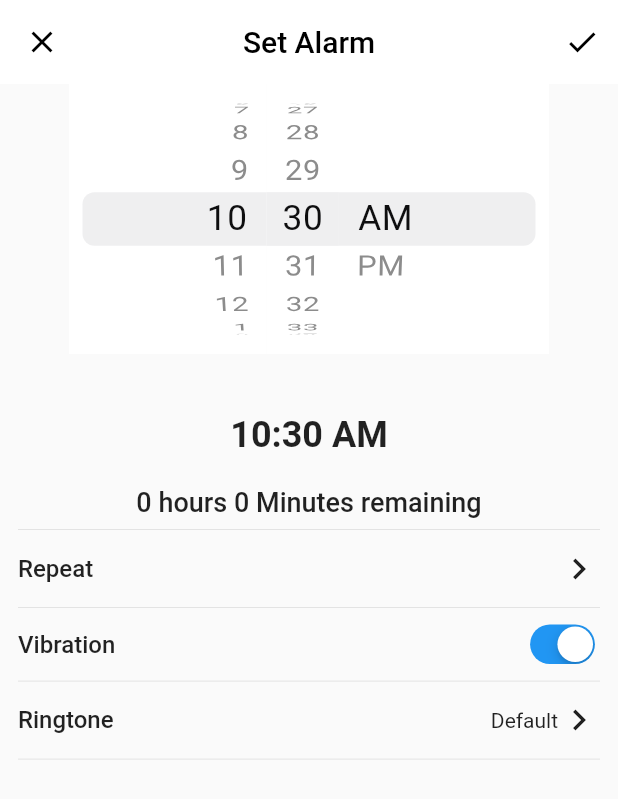
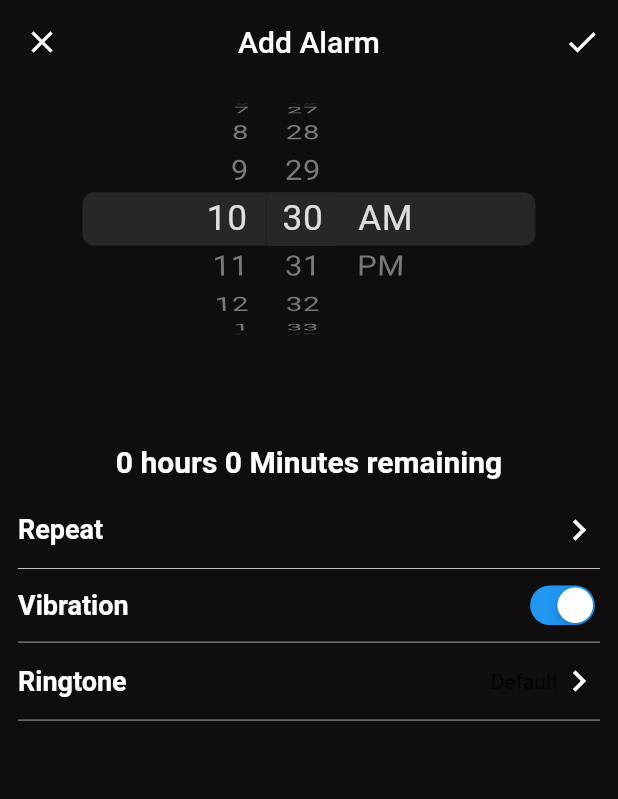
Before and after one commit to wahidmurad1/Alarm-App, a Flutter app: the AlarmDetailsPage screen opened directly, on a phone screen of 412 x 824 dp. Shown: the top 799 px of the screen. Run offline on Flutter 3.47's test engine with Material 2 defaults, Android fonts, the phone set to English and light mode, and no system bars; our stand-ins replace file_picker, flutter_local_notifications, flutter_riverpod, shared_preferences; missing offline and left inert: alarm; accounts and stored records are empty.

Commit message:
view change and some modification

```diff
--- a/lib/consts/const.dart
+++ b/lib/consts/const.dart
@@ -19,6 +19,7 @@ const Color cTransparentColor = Colors.transparent;
 const Color cBlackColor = Colors.black;
 const Color cPrimaryTint3Color = Color(0xFFD3F0FF);
 const Color cBackgroundColor = Color(0XFF0F0D0D);
+const Color cBackgroundTintColor = Color(0XFF191919);
 
 //* new color
 const Color cPrimaryTintColor = Color(0xFFD8DEFF);
@@ -54,6 +55,9 @@ const double h28 = 28.0;
 const double h12 = 12.0;
 const double h14 = 14.0;
 const double h16 = 16.0;
+const double h18 = 18.0;
+const double h20 = 20.0;
+const double h24 = 24.0;
 
 const double kDialogTitleContainerHeight = 35;
 const double kButtonHeight = 50;
@@ -87,8 +91,16 @@ TextStyle semiBold16TextStyle(Color color) {
   return TextStyle(fontWeight: FontWeight.w600, fontSize: screenWiseSize(h16, 2), color: color);
 }
 
+TextStyle semiBold18TextStyle(Color color) {
+  return TextStyle(fontWeight: FontWeight.w600, fontSize: screenWiseSize(h18, 2), color: color);
+}
+
 TextStyle semiBold20TextStyle(Color color) {
-  return TextStyle(fontWeight: FontWeight.w600, fontSize: screenWiseSize(20, 2), color: color);
+  return TextStyle(fontWeight: FontWeight.w600, fontSize: screenWiseSize(h20, 2), color: color);
+}
+
+TextStyle semiBold24TextStyle(Color color) {
+  return TextStyle(fontWeight: FontWeight.w600, fontSize: screenWiseSize(h24, 2), color: color);
 }
 
 TextStyle regular12TextStyle(Color color) {
--- a/lib/sp_controller.dart
+++ b/lib/sp_controller.dart
@@ -61,11 +61,8 @@ class SpController {
     String? data = preferences.getString(kAlarmList);
     List alarmList = (data == null) ? [] : json.decode(data);
 
-    // Check if the index is within the range of the list
     if (index >= 0 && index < alarmList.length) {
-      // Remove the alarm at the specified index
       alarmList.removeAt(index);
-      // Update the state of the alarms in the list
       for (int i = 0; i < alarmList.length; i++) {
         if (i >= index) {
           alarmList[i]['id'] = i;
--- a/lib/views/alarm_details_page.dart
+++ b/lib/views/alarm_details_page.dart
@@ -20,22 +20,23 @@ class AlarmDetailsPage extends ConsumerWidget {
     final alarmChangeNotifier = ref.watch(alarmChangeNotifierProvider);
     alarmChangeNotifier.pickedTime = DateFormat('hh:mm a').format(ref.watch(alarmChangeNotifier.pickedTimeProvider));
     return Scaffold(
+      backgroundColor: cBackgroundColor,
       appBar: AppBar(
         elevation: 0,
         centerTitle: true,
-        backgroundColor: Colors.white,
+        backgroundColor: cBackgroundColor,
         leading: IconButton(
           onPressed: () {
             Navigator.pop(context);
           },
           icon: const Icon(
             Icons.close,
-            color: Colors.black,
+            color: cWhiteColor,
           ),
         ),
         title: const Text(
-          'Set Alarm',
-          style: TextStyle(color: cBlackColor),
+          'Add Alarm',
+          style: TextStyle(color: cWhiteColor),
         ),
         actions: [
           IconButton(
@@ -45,7 +46,7 @@ class AlarmDetailsPage extends ConsumerWidget {
               },
               icon: const Icon(
                 Icons.check,
-                color: cBlackColor,
+                color: cWhiteColor,
               )),
         ],
       ),
@@ -56,9 +57,12 @@ class AlarmDetailsPage extends ConsumerWidget {
           children: [
             SizedBox(
               height: 180,
+              child: CupertinoTheme(
+                data: const CupertinoThemeData(brightness: Brightness.dark),
                 child: CupertinoDatePicker(
+                  backgroundColor: cBackgroundColor,
                   // itemExtent: 0,
-                backgroundColor: cWhiteColor,
+                  // backgroundColor: cWhiteColor,
                   initialDateTime: DateTime.now(),
                   mode: CupertinoDatePickerMode.time,
                   onDateTimeChanged: (value) {
@@ -69,19 +73,20 @@ class AlarmDetailsPage extends ConsumerWidget {
                   },
                 ),
               ),
+            ),
             const SizedBox(
               height: 40,
             ),
-            Text(
-              DateFormat('hh:mm a').format(ref.watch(alarmChangeNotifier.pickedTimeProvider)),
-              style: const TextStyle(fontSize: 24, fontWeight: FontWeight.bold),
-            ),
+            // Text(
+            //   DateFormat('hh:mm a').format(ref.watch(alarmChangeNotifier.pickedTimeProvider)),
+            //   style: semiBold24TextStyle(cWhiteColor),
+            // ),
             const SizedBox(
               height: 20,
             ),
             Text(
               '${alarmChangeNotifier.getDifference(ref.watch(alarmChangeNotifier.pickedTimeProvider))} remaining',
-              style: const TextStyle(fontSize: 18, fontWeight: FontWeight.w500),
+              style: semiBold20TextStyle(cWhiteColor),
             ),
             const Padding(
               padding: EdgeInsets.symmetric(horizontal: 12),
@@ -110,7 +115,6 @@ class AlarmDetailsPage extends ConsumerWidget {
                   onPressRightButton: () {
                     ref.read(alarmChangeNotifier.alarmActionSelect.notifier).state = ref.watch(alarmChangeNotifier.tempAlarmActionSelect);
                     alarmChangeNotifier.repeatTypeValue = ref.watch(alarmChangeNotifier.alarmActionSelect);
-                    // log(alarmChangeNotifier.repeatTypeValue);
                     if (ref.watch(alarmChangeNotifier.alarmActionSelect) != 'Custom') {
                       Navigator.pop(context);
                     } else {
@@ -144,15 +148,21 @@ class AlarmDetailsPage extends ConsumerWidget {
                 padding: const EdgeInsets.symmetric(horizontal: 12, vertical: 4),
                 child: Row(
                   children: [
-                    const Text(
+                    Text(
                       'Repeat',
-                      style: TextStyle(fontSize: 16, fontWeight: FontWeight.w500),
+                      style: semiBold18TextStyle(cWhiteColor),
                     ),
                     const Spacer(),
-                    ref.watch(alarmChangeNotifier.alarmActionSelect) != "" ? Text(ref.watch(alarmChangeNotifier.alarmActionSelect)) : const SizedBox(),
+                    ref.watch(alarmChangeNotifier.alarmActionSelect) != ""
+                        ? Text(
+                            ref.watch(alarmChangeNotifier.alarmActionSelect),
+                            style: semiBold14TextStyle(cWhiteColor),
+                          )
+                        : const SizedBox(),
                     const Icon(
                       Icons.keyboard_arrow_right_outlined,
                       size: 28,
+                      color: cWhiteColor,
                     )
                   ],
                 ),
@@ -162,15 +172,16 @@ class AlarmDetailsPage extends ConsumerWidget {
               padding: EdgeInsets.symmetric(horizontal: 12),
               child: Divider(
                 thickness: 0.5,
+                color: cWhiteColor,
               ),
             ),
             Padding(
               padding: const EdgeInsets.symmetric(horizontal: 12),
               child: Row(
                 children: [
-                  const Text(
+                  Text(
                     'Vibration',
-                    style: TextStyle(fontSize: 16, fontWeight: FontWeight.w500),
+                    style: semiBold18TextStyle(cWhiteColor),
                   ),
                   const Spacer(),
                   Consumer(
@@ -200,6 +211,7 @@ class AlarmDetailsPage extends ConsumerWidget {
               padding: EdgeInsets.symmetric(horizontal: 12),
               child: Divider(
                 thickness: 0.5,
+                color: cLineColor,
               ),
             ),
             Consumer(
@@ -230,15 +242,16 @@ class AlarmDetailsPage extends ConsumerWidget {
                     padding: const EdgeInsets.symmetric(horizontal: 12, vertical: 4),
                     child: Row(
                       children: [
-                        const Text(
+                        Text(
                           'Ringtone',
-                          style: TextStyle(fontSize: 16, fontWeight: FontWeight.w500),
+                          style: semiBold18TextStyle(cWhiteColor),
                         ),
                         const Spacer(),
                         Text(ref.watch(alarmChangeNotifier.ringtoneName) == '' ? 'Default' : ref.watch(alarmChangeNotifier.ringtoneName)),
                         const Icon(
                           Icons.keyboard_arrow_right_outlined,
                           size: 28,
+                          color: cWhiteColor,
                         ),
                       ],
                     ),
@@ -250,6 +263,7 @@ class AlarmDetailsPage extends ConsumerWidget {
               padding: EdgeInsets.symmetric(horizontal: 12),
               child: Divider(
                 thickness: 0.5,
+                color: cLineColor,
               ),
             ),
           ],
--- a/lib/widgets/common_alert_dialog.dart
+++ b/lib/widgets/common_alert_dialog.dart
@@ -36,7 +36,7 @@ class CommonAlertDialog extends StatelessWidget {
         child: Column(
           children: [
             Container(
-              color: cWhiteColor,
+              color: cBackgroundTintColor,
               height: kDialogTitleContainerHeight,
               width: width,
               child: Stack(
@@ -47,7 +47,7 @@ class CommonAlertDialog extends StatelessWidget {
                       child: Text(
                         title.toString(),
                         textAlign: TextAlign.center,
-                        style: semiBold16TextStyle(cTextPrimaryColor),
+                        style: semiBold16TextStyle(cWhiteColor),
                       ),
                     ),
                   if (hasCloseBtn)
```
Also changed, not shown: lib/views/alarm_page.dart (+5 -4 lines). Lines whose indentation alone changed are shown as unchanged.
